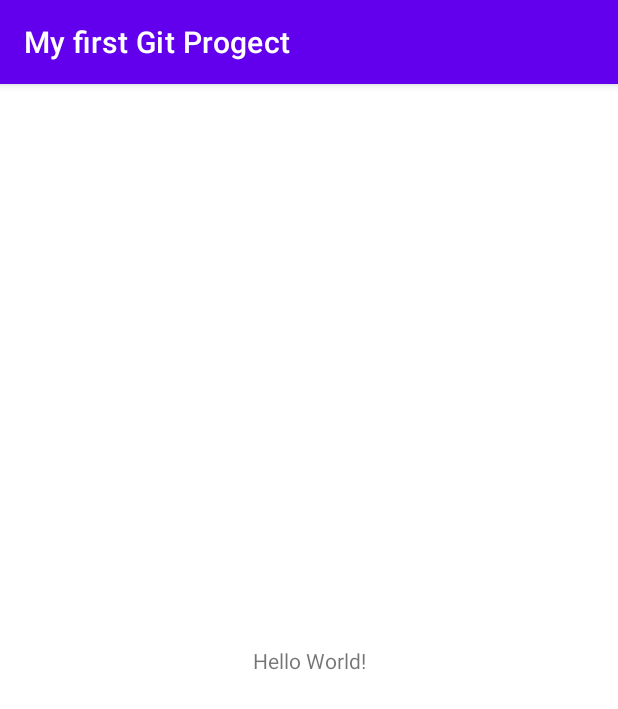
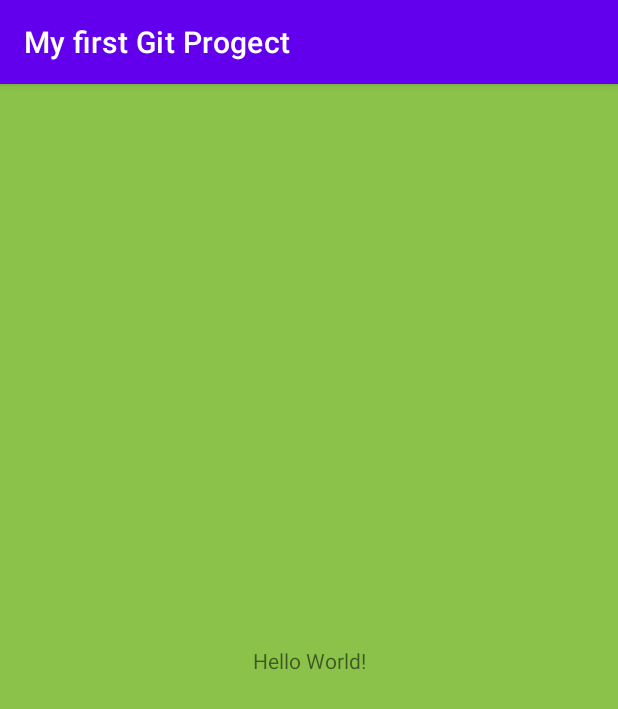
Before and after one commit to DenisPolulyakh/GitProgect, an Android app: the screen it shows after launch (MainActivity), on a phone screen of 412 x 824 dp. Shown: the top 709 px of the screen. Run offline under Robolectric (Android 15) with nearby library versions, the phone set to English and light mode, and no system bars.

Commit message:
change  background

```diff
--- a/app/src/main/res/layout/activity_main.xml
+++ b/app/src/main/res/layout/activity_main.xml
@@ -4,6 +4,7 @@
     xmlns:tools="http://schemas.android.com/tools"
     android:layout_width="match_parent"
     android:layout_height="match_parent"
+    android:background="#8BC34A"
     tools:context=".MainActivity">
 
     <TextView
```
